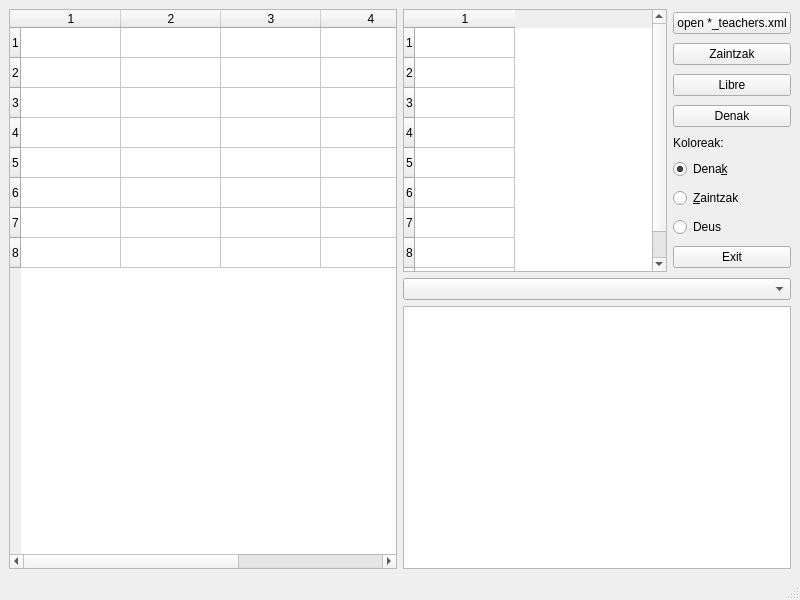
asieriko/python-fet, file Tools/BrowseTeacher/mainwindow.ui: the form before one commit.
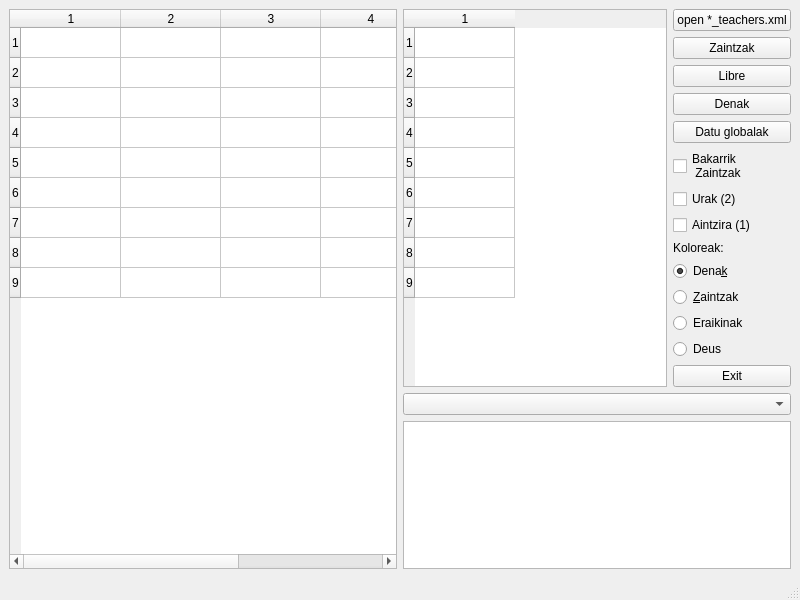
The form after the commit.

The edit to the form file:
```diff
--- a/Tools/BrowseTeacher/mainwindow.ui
+++ b/Tools/BrowseTeacher/mainwindow.ui
@@ -33,7 +33,7 @@
        <set>QAbstractItemView::NoEditTriggers</set>
       </property>
       <property name="rowCount">
-       <number>8</number>
+       <number>9</number>
       </property>
       <property name="columnCount">
        <number>5</number>
@@ -52,6 +52,7 @@
       <row/>
       <row/>
       <row/>
+      <row/>
       <column/>
       <column/>
       <column/>
@@ -113,6 +114,35 @@
             </property>
            </widget>
           </item>
+          <item>
+           <widget class="QPushButton" name="EvaluateAllButton">
+            <property name="text">
+             <string>Datu globalak</string>
+            </property>
+           </widget>
+          </item>
+          <item>
+           <widget class="QCheckBox" name="bzaintzakCB">
+            <property name="text">
+             <string>Bakarrik
+ Zaintzak</string>
+            </property>
+           </widget>
+          </item>
+          <item>
+           <widget class="QCheckBox" name="urakCB">
+            <property name="text">
+             <string>Urak (2)</string>
+            </property>
+           </widget>
+          </item>
+          <item>
+           <widget class="QCheckBox" name="aintziraCB">
+            <property name="text">
+             <string>Aintzira (1)</string>
+            </property>
+           </widget>
+          </item>
           <item>
            <widget class="QLabel" name="label">
             <property name="sizePolicy">
@@ -143,6 +173,13 @@
             </property>
            </widget>
           </item>
+          <item>
+           <widget class="QRadioButton" name="eraikinakRB">
+            <property name="text">
+             <string>Eraikinak</string>
+            </property>
+           </widget>
+          </item>
           <item>
            <widget class="QRadioButton" name="deusRB">
             <property name="text">
```
Left out of the diff: 2 changed lines with no effect on the pictures.
